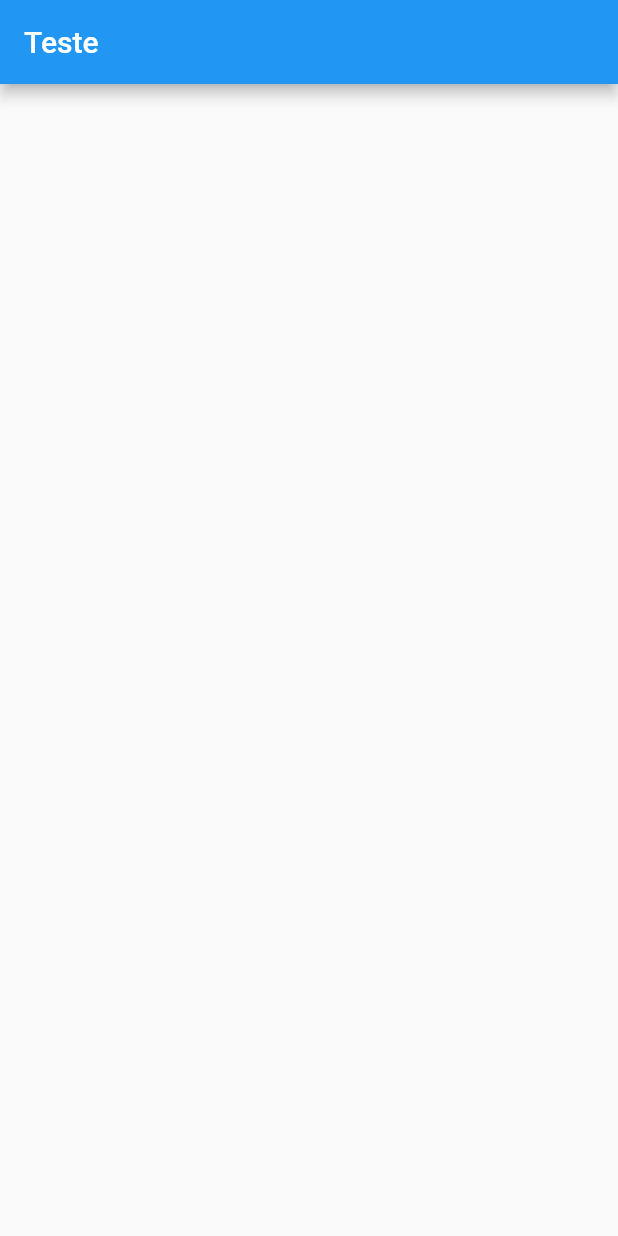
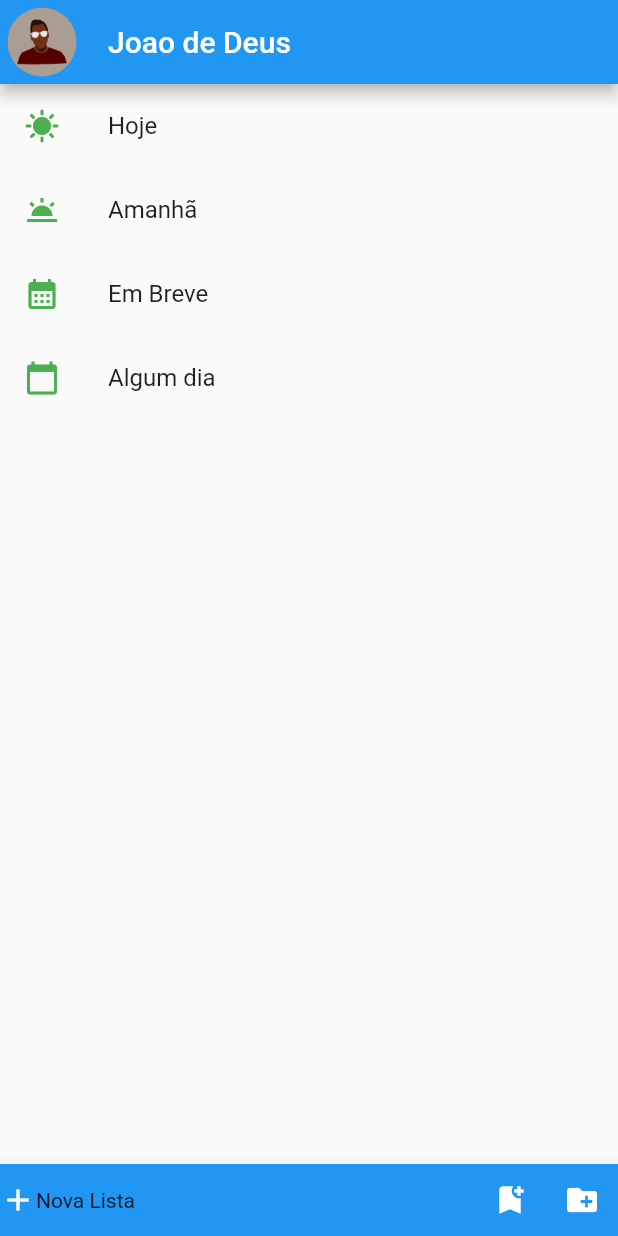
Before and after one commit to laairoy/todo, a Flutter app: the screen it shows after launch, on a phone screen of 412 x 824 dp. Run offline on Flutter 3.47's test engine with Material 2 defaults, Android fonts, the phone set to English and light mode, and no system bars.

Commit message:
Added first pages.

```diff
--- a/lib/pages/home_page.dart
+++ b/lib/pages/home_page.dart
@@ -1,15 +1,63 @@
-
 import 'package:flutter/cupertino.dart';
 import 'package:flutter/material.dart';
+import 'package:todo/pages/login_data.dart';
 
-class HomePage extends StatelessWidget{
+class HomePage extends StatelessWidget {
+  HomePage({Key? key}) : super(key: key);
+  LoginData loginData = LoginData();
+
+  var itens = {
+    'Hoje': Icons.sunny,
+    'Amanhã': Icons.wb_twilight,
+    'Em Breve': Icons.calendar_month,
+    'Algum dia': Icons.calendar_today,
+  };
+
   @override
   Widget build(BuildContext context) {
     return Scaffold(
       appBar: AppBar(
-        title: Text('Teste'),
+        title: Text(loginData.nome),
+        leading: Container(
+          padding: const EdgeInsets.all(5),
+          child: ClipRRect(
+            borderRadius: BorderRadius.circular(50),
+            child: Image(
+              image: AssetImage(loginData.avatar),
+            ),
+          ),
+        ),
+      ),
+      body: ListView.builder(
+        itemCount: itens.length,
+        itemBuilder: (context, int index) {
+          var itensKey = itens.keys.toList();
+          var itensValue = itens.values.toList();
+
+          return ListTile(
+            title: Text(itensKey[index]),
+            leading: Icon(
+              itensValue[index],
+              color: Colors.green,
+            ),
+          );
+        },
+      ),
+      bottomNavigationBar: BottomAppBar(
+        color: Colors.blue,
+        child: IconTheme(
+          data: IconThemeData(color: Theme.of(context).colorScheme.onPrimary),
+          child: Row(
+            children: [
+              Icon(Icons.add),
+              Text('Nova Lista'),
+              Spacer(),
+              IconButton(onPressed: () {}, icon: Icon(Icons.bookmark_add)),
+              IconButton(onPressed: () {}, icon: Icon(Icons.create_new_folder)),
+            ],
+          ),
+        ),
       ),
     );
   }
-
 }
--- /dev/null
+++ b/lib/pages/login_data.dart
@@ -0,0 +1,6 @@
+
+class LoginData{
+  String nome = 'Joao de Deus';
+  String avatar = 'images/person.png';
+
+}
--- a/pubspec.yaml
+++ b/pubspec.yaml
@@ -58,9 +58,8 @@ flutter:
   uses-material-design: true
 
   # To add assets to your application, add an assets section, like this:
-  # assets:
-  #   - images/a_dot_burr.jpeg
-  #   - images/a_dot_ham.jpeg
+  assets:
+    - images/person.png
 
   # An image asset can refer to one or more resolution-specific "variants", see
   # https://flutter.dev/assets-and-images/#resolution-aware.
```
Also changed, not shown: images/person.png (added), lib/pages/login_page.dart (added).
